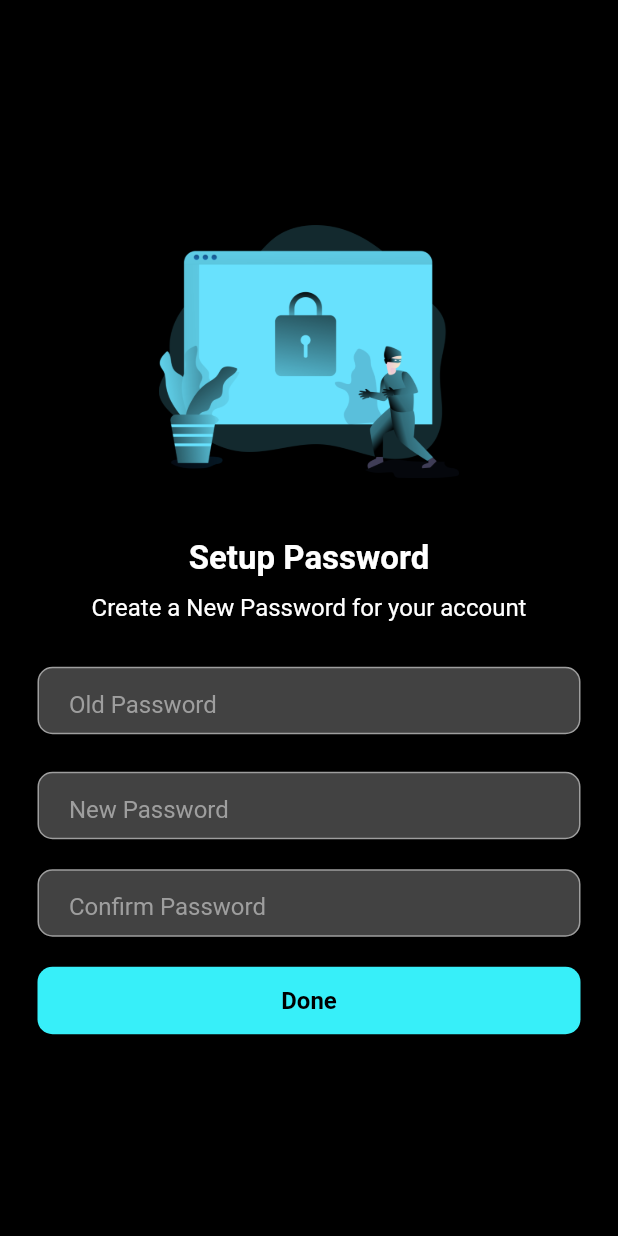
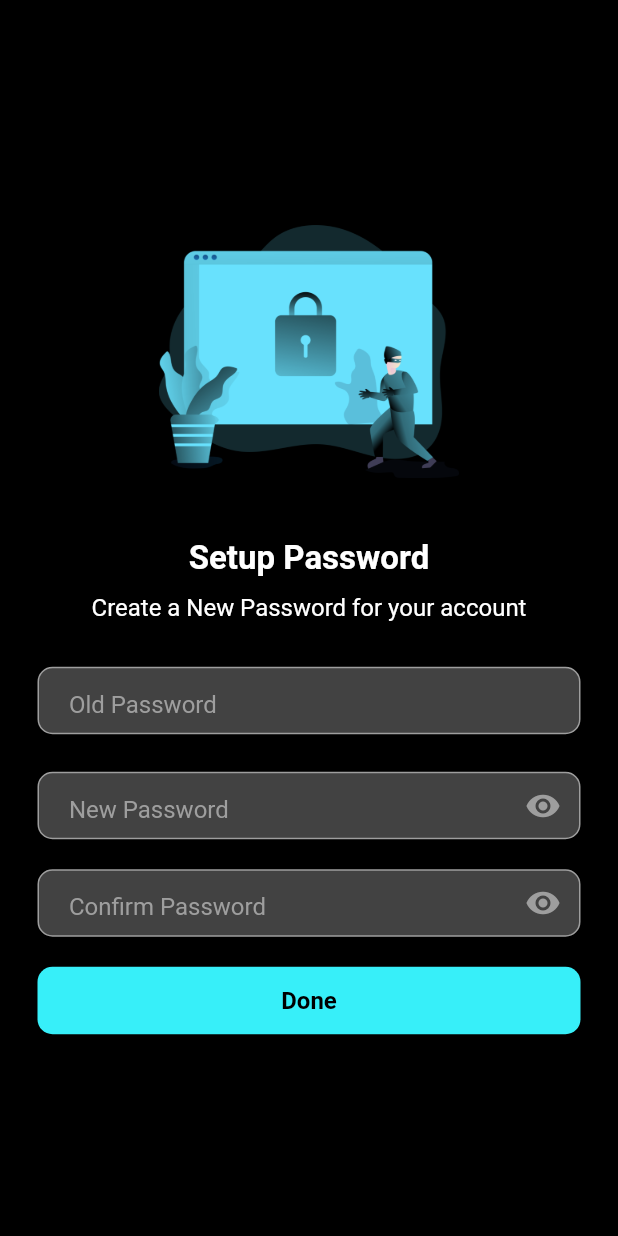
Before and after one commit to Churanta/Flutter-Ble-and-MQTT, a Flutter app: the MyPassword screen opened by its route, on a phone screen of 412 x 824 dp. Run offline on Flutter 3.47's test engine with Material 2 defaults, Android fonts, the phone set to English and light mode, and no system bars; our stand-ins replace flutter_blue, flutter_spinbox, fluttertoast, lottie, pinput, shared_preferences; missing offline and left inert: mqtt_client; accounts and stored records are empty.

Commit message:
first commit

```diff
--- a/lib/Password.dart
+++ b/lib/Password.dart
@@ -14,6 +14,7 @@ class _MyPasswordState extends State<MyPassword> {
   var new_password = "";
   var confirm_password = "";
   var old_pass = "";
+  bool obscurePassword = true;
 
   @override
   void initState() {
@@ -117,11 +118,25 @@ class _MyPasswordState extends State<MyPassword> {
                         onChanged: (value) {
                           new_password = value;
                         },
+                        obscureText: obscurePassword,
                         style: TextStyle(color: Colors.white),
-                        decoration: const InputDecoration(
+                        decoration: InputDecoration(
                           border: InputBorder.none,
                           hintText: "New Password",
                           hintStyle: TextStyle(color: Colors.grey),
+                          suffixIcon: IconButton(
+                            onPressed: () {
+                              setState(() {
+                                obscurePassword = !obscurePassword;
+                              });
+                            },
+                            icon: Icon(
+                              obscurePassword
+                                  ? Icons.visibility
+                                  : Icons.visibility_off,
+                              color: Colors.grey,
+                            ),
+                          ),
                         ),
                       ),
                     ),
@@ -152,11 +167,25 @@ class _MyPasswordState extends State<MyPassword> {
                         onChanged: (value) {
                           confirm_password = value;
                         },
+                        obscureText: obscurePassword,
                         style: TextStyle(color: Colors.white),
-                        decoration: const InputDecoration(
+                        decoration: InputDecoration(
                           border: InputBorder.none,
                           hintText: "Confirm Password",
                           hintStyle: TextStyle(color: Colors.grey),
+                          suffixIcon: IconButton(
+                            onPressed: () {
+                              setState(() {
+                                obscurePassword = !obscurePassword;
+                              });
+                            },
+                            icon: Icon(
+                              obscurePassword
+                                  ? Icons.visibility
+                                  : Icons.visibility_off,
+                              color: Colors.grey,
+                            ),
+                          ),
                         ),
                       ),
                     ),
```
